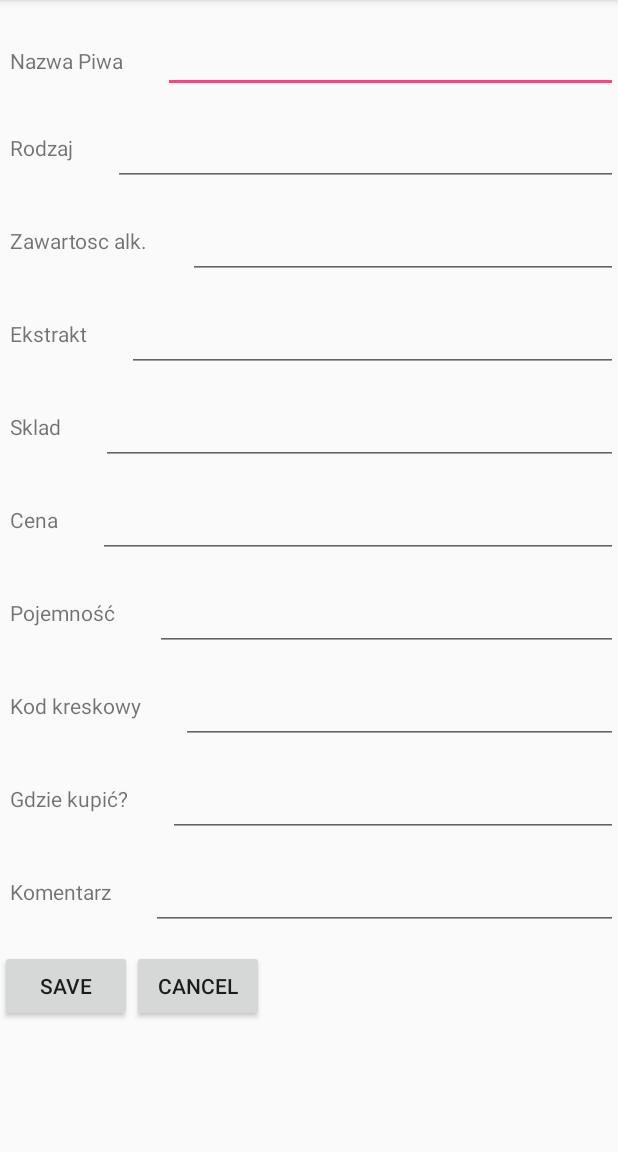
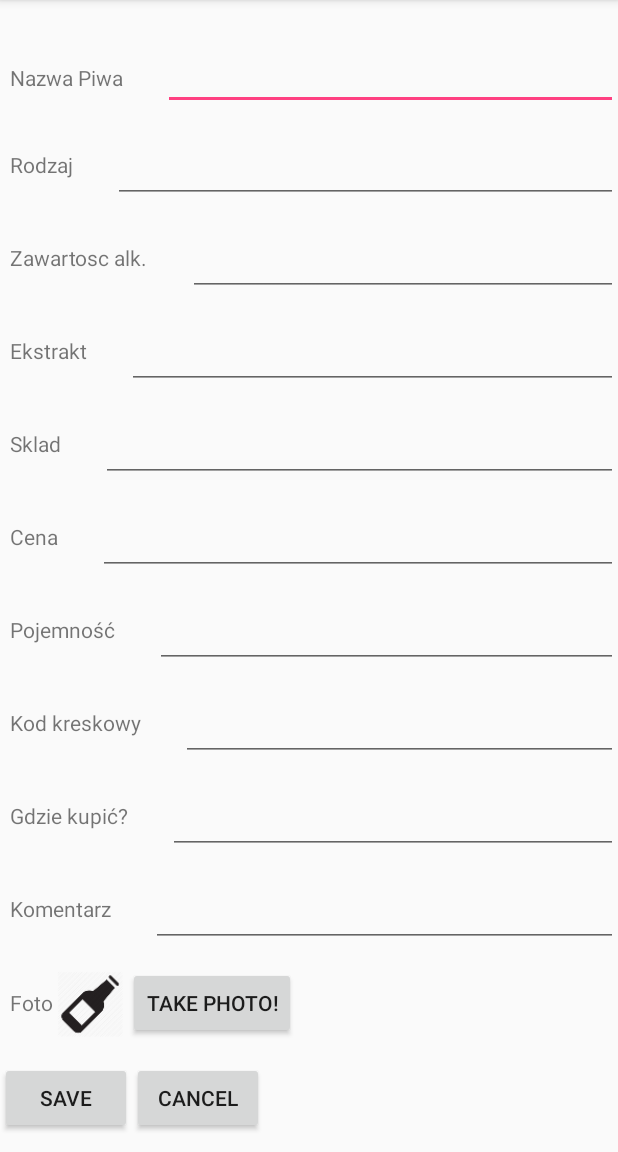
Before and after one commit to R4sz/RankingBeers, an Android app: the AddBeerActivity screen opened directly, with no data from a screen before it, on a phone screen of 412 x 824 dp, the part 84-1236 px from its top. Run offline under Robolectric (Android 15) with nearby library versions, the phone set to English and light mode, and no system bars.

Commit message:
adding photo do db isnt working, but its close....

```diff
--- a/app/src/main/java/com/rank/beer/rankingbeers/BeerDetailsActivity.java
+++ b/app/src/main/java/com/rank/beer/rankingbeers/BeerDetailsActivity.java
@@ -35,7 +35,7 @@ public class BeerDetailsActivity extends AppCompatActivity {
     private void initElements() {
         Map<String, TextView> txtViewData = new HashMap<>();
         for (DbFields dbf : DbFields.values()) {
-            txtViewData.put(dbf.toString(), (TextView) findViewById(dbf.getEdTxtId()));
+            txtViewData.put(dbf.toString(), (TextView) findViewById(dbf.getViewId()));
         }
         Intent ListBeer = getIntent();
         fillView(query.replace("?", ListBeer.getStringExtra("id")), txtViewData);
--- a/app/src/main/java/com/rank/beer/rankingbeers/db/DbHelper.java
+++ b/app/src/main/java/com/rank/beer/rankingbeers/db/DbHelper.java
@@ -11,7 +11,7 @@ import android.support.annotation.NonNull;
 
 public class DbHelper extends SQLiteOpenHelper {
     private static final int DB_VERSION = 1;
-    private static final String DB_NAME = "rankingBeers_databaseTmp.db";
+    private static final String DB_NAME = "rankingBeers_databaseTmp2.db";
     //TODO
     //some nice refactor - move this shit to enum..
 
--- a/app/src/main/res/layout/activity_add_beer.xml
+++ b/app/src/main/res/layout/activity_add_beer.xml
@@ -1,3 +1,8 @@
+<ScrollView xmlns:android="http://schemas.android.com/apk/res/android"
+    xmlns:tools="http://schemas.android.com/tools"
+    android:layout_width="fill_parent"
+    android:layout_height="fill_parent" >
+
 <LinearLayout xmlns:android="http://schemas.android.com/apk/res/android"
     xmlns:tools="http://schemas.android.com/tools"
     android:layout_width="fill_parent"
@@ -259,6 +264,35 @@
 
     </LinearLayout>
 
+
+    <LinearLayout
+        android:layout_width="fill_parent"
+        android:layout_height="wrap_content"
+        android:orientation="horizontal"
+        android:paddingTop="20px">
+
+        <TextView
+            android:layout_width="wrap_content"
+            android:layout_height="wrap_content"
+            android:paddingLeft="10px"
+            android:paddingTop="20px"
+            android:text="Foto" />
+
+        <ImageView
+            android:id="@+id/photo"
+            android:layout_width="50dip"
+            android:layout_height="50dip" />
+
+        <Button
+            android:id="@+id/takePhoto"
+            android:layout_width="wrap_content"
+            android:layout_height="wrap_content"
+            android:onClick="takePhoto"
+            android:text="Take Photo!" />
+
+
+    </LinearLayout>
+
     <LinearLayout
         android:layout_width="fill_parent"
         android:layout_height="wrap_content"
@@ -270,16 +304,17 @@
             android:layout_width="wrap_content"
             android:layout_height="wrap_content"
             android:layout_gravity="center"
-            android:text="Save"
-            android:onClick="save"/>
+            android:onClick="save"
+            android:text="Save" />
 
 
         <Button
             android:layout_width="wrap_content"
             android:layout_height="wrap_content"
             android:layout_gravity="center"
-            android:text="Cancel"
-            android:onClick="cancel"/>
+            android:onClick="cancel"
+            android:text="Cancel" />
     </LinearLayout>
 
 </LinearLayout>
+    </ScrollView>
```
Also changed, not shown: app/src/main/java/com/rank/beer/rankingbeers/AddBeerActivity.java (+75 -21 lines), app/src/main/java/com/rank/beer/rankingbeers/db/DbFields.java (+24 -6 lines).
